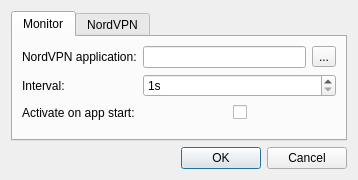
First picture: the form in app/settings/settingsdialog.ui, repository sendevent/yangl, before the edit.
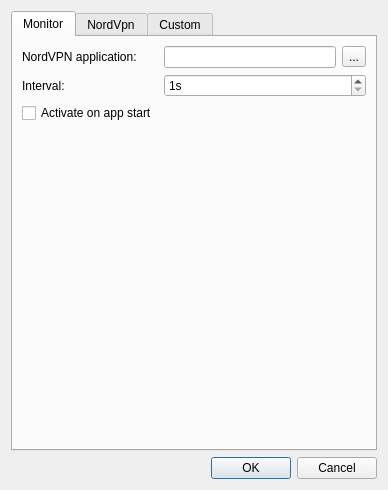
Second picture: the form after the edit. Custom widgets are drawn as their Qt base class.

Commit message: Builtin actions editor

Patch:
```diff
--- a/app/settings/settingsdialog.ui
+++ b/app/settings/settingsdialog.ui
@@ -6,8 +6,8 @@
    <rect>
     <x>0</x>
     <y>0</y>
-    <width>358</width>
-    <height>180</height>
+    <width>388</width>
+    <height>490</height>
    </rect>
   </property>
   <property name="windowTitle">
@@ -77,35 +77,13 @@
         </widget>
        </item>
        <item row="2" column="0">
-        <widget class="QLabel" name="label_3">
-         <property name="text">
-          <string>Activate on app start:</string>
-         </property>
-        </widget>
-       </item>
-       <item row="2" column="1">
-        <layout class="QHBoxLayout" name="horizontalLayout">
-         <item>
-          <spacer name="horizontalSpacer">
-           <property name="orientation">
-            <enum>Qt::Horizontal</enum>
-           </property>
-           <property name="sizeHint" stdset="0">
-            <size>
-             <width>40</width>
-             <height>20</height>
-            </size>
-           </property>
-          </spacer>
-         </item>
-         <item>
           <widget class="QCheckBox" name="checkBoxAutoActive">
            <property name="text">
-            <string/>
+          <string>Activate on app start</string>
            </property>
           </widget>
          </item>
-         <item>
+       <item row="2" column="1">
           <spacer name="horizontalSpacer_2">
            <property name="orientation">
             <enum>Qt::Horizontal</enum>
@@ -119,18 +97,29 @@
           </spacer>
          </item>
         </layout>
-       </item>
-      </layout>
      </widget>
-     <widget class="QWidget" name="tabNVPN">
+     <widget class="ActionsTab" name="tabNordVpn">
       <attribute name="title">
-       <string>NordVPN</string>
+       <string>NordVpn</string>
       </attribute>
      </widget>
-    </widget>
+     <widget class="ActionsTab" name="tabCustom">
+      <attribute name="title">
+       <string>Custom</string>
+      </attribute>
+     </widget>
+    </widget>
    </item>
   </layout>
  </widget>
+ <customwidgets>
+  <customwidget>
+   <class>ActionsTab</class>
+   <extends>QWidget</extends>
+   <header>actionstab.h</header>
+   <container>1</container>
+  </customwidget>
+ </customwidgets>
  <resources/>
  <connections/>
 </ui>
```
Left out of the diff: 4 changed lines with no effect on the pictures. Lines whose indentation alone changed are shown as unchanged. The commit also changes 9 other files.
